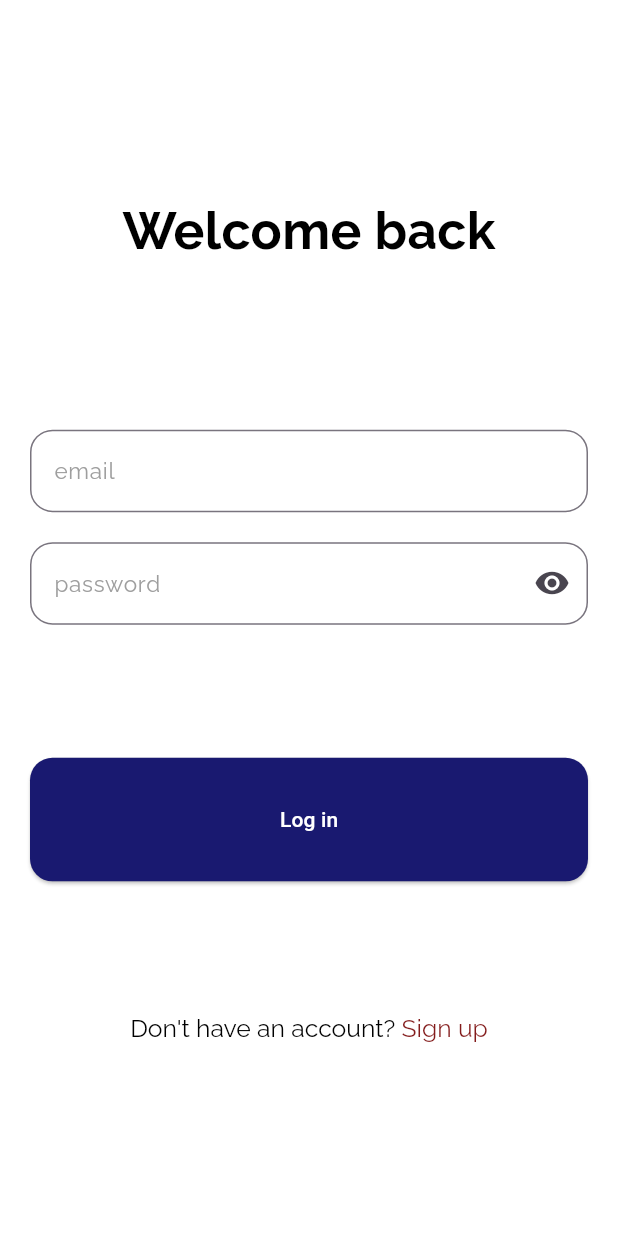
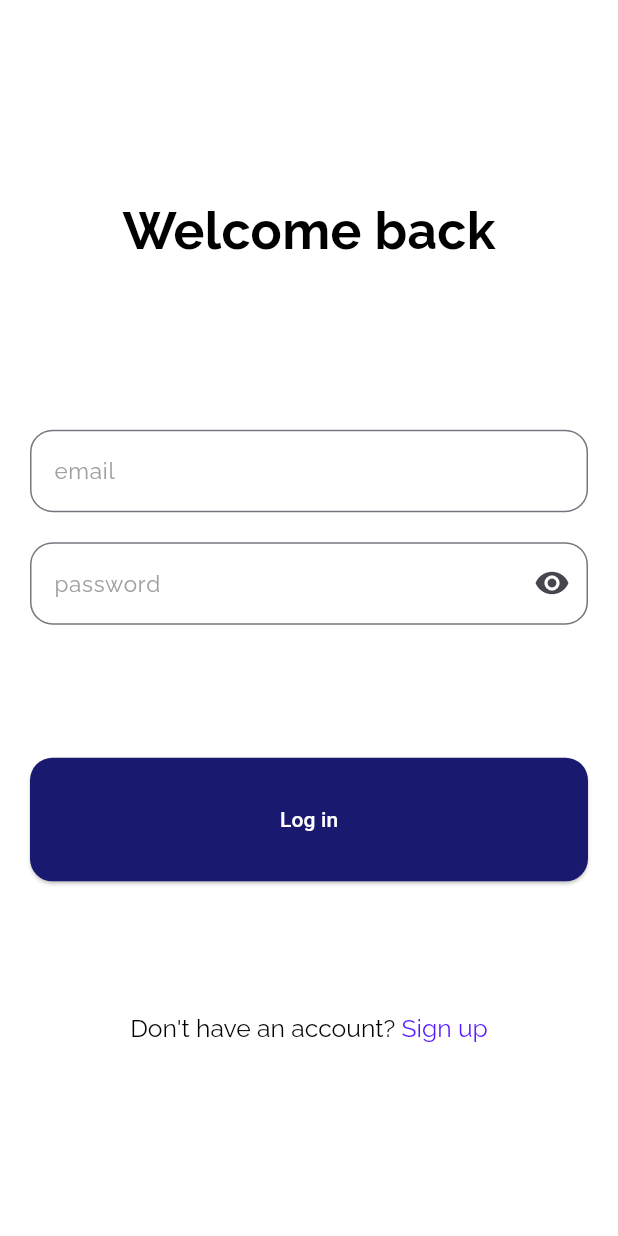
Before and after one commit to mustapha-amin/conversio, a Flutter app: the screen it shows after launch, on a phone screen of 412 x 824 dp. Run offline on Flutter 3.47's test engine with Material 2 defaults, Android fonts, the phone set to English and light mode, and no system bars; our stand-ins replace firebase_auth, firebase_core, google_fonts, shared_preferences, sizer; accounts and stored records are empty.

Commit message:
updated my colors

```diff
--- a/lib/pallette.dart
+++ b/lib/pallette.dart
@@ -1,10 +1,10 @@
 import 'package:flutter/material.dart';
 
 class AppColors {
-  static const Color darkScaffoldBgColor = Color(0x6D000000);
+  static Color darkScaffoldBgColor = Colors.black;
   static const Color lightScaffoldBgColor = Colors.white;
   static const Color darktextColor = Colors.white;
   static const Color lighttextColor = Colors.black;
   static const Color primary = Color(0xFF191970);
-  static const Color accent = Color(0xEA780707);
+  static const Color accent = Color(0xEA4603FF);
 }
```
